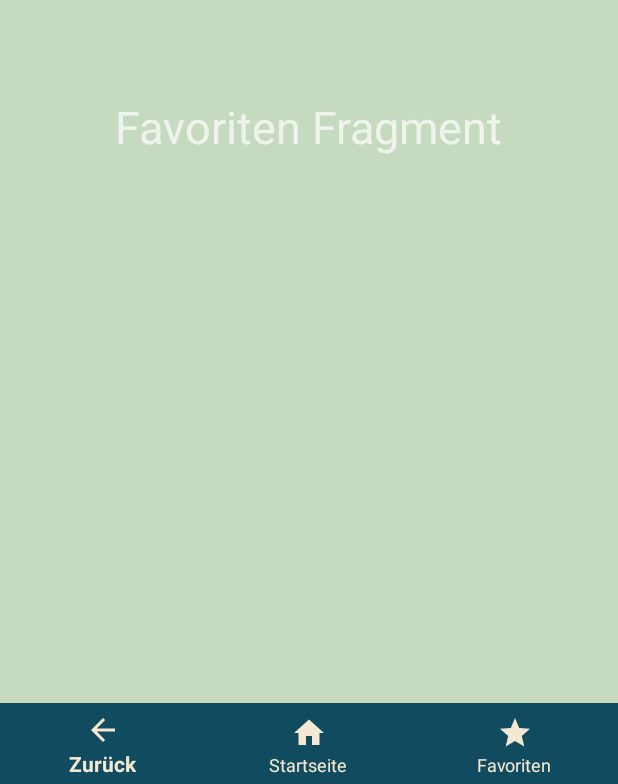
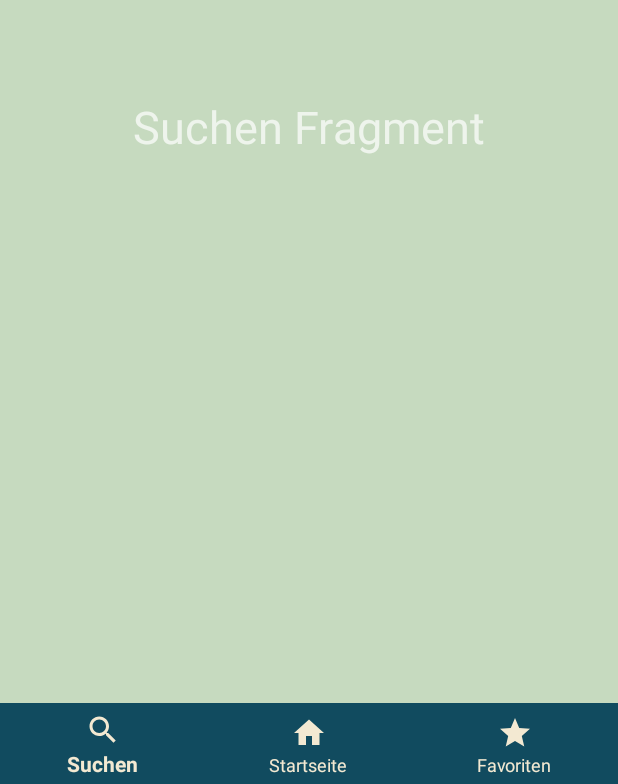
Before and after one commit to LisaEhmann/veganadvisor, an Android app: the screen it shows after launch (MainActivity), after a tap on "Suche", on a phone screen of 412 x 824 dp. Shown: the part 449-1233 px from the top of the screen. Run offline under Robolectric (Android 15) with nearby library versions, the phone set to English and light mode, and no system bars.

Commit message:
Fragment wechsel eingebaut für Suchen in der Bottem NAv bar

```diff
--- a/app/src/main/java/com/example/veganadvisor/MainActivity.java
+++ b/app/src/main/java/com/example/veganadvisor/MainActivity.java
@@ -42,6 +42,9 @@ public class MainActivity extends AppCompatActivity {
                         case R.id.nav_favoriten:
                             selectedFragment = new FavoritesFragment();
                             break;
+                        case R.id.nav_suchen:
+                            selectedFragment = new SuchenFragment();
+                            break;
                     }
                     getSupportFragmentManager().beginTransaction().replace(R.id.fragment_container,
                             selectedFragment).commit();
--- /dev/null
+++ b/app/src/main/java/com/example/veganadvisor/SuchenFragment.java
@@ -0,0 +1,18 @@
+package com.example.veganadvisor;
+
+import android.os.Bundle;
+import android.view.LayoutInflater;
+import android.view.View;
+import android.view.ViewGroup;
+
+import androidx.annotation.NonNull;
+import androidx.annotation.Nullable;
+import androidx.fragment.app.Fragment;
+
+public class SuchenFragment extends Fragment {
+    @Nullable
+    @Override
+    public View onCreateView(@NonNull LayoutInflater inflater, @Nullable ViewGroup container, @Nullable Bundle savedInstanceState) {
+        return inflater.inflate(R.layout.fragment_suchen, container, false);
+    }
+}
--- /dev/null
+++ b/app/src/main/res/layout/fragment_suchen.xml
@@ -0,0 +1,14 @@
+<?xml version="1.0" encoding="utf-8"?>
+<RelativeLayout xmlns:android="http://schemas.android.com/apk/res/android"
+    android:layout_width="match_parent"
+    android:layout_height="match_parent"
+    android:background="@color/grün_hell">
+
+    <TextView
+        android:layout_width="wrap_content"
+        android:layout_height="wrap_content"
+        android:text="Suchen Fragment"
+        android:textSize="30dp"
+        android:layout_centerInParent="true"/>
+
+</RelativeLayout>
--- a/app/src/main/res/menu/bottem_navigation.xml
+++ b/app/src/main/res/menu/bottem_navigation.xml
@@ -1,9 +1,9 @@
 <?xml version="1.0" encoding="utf-8"?>
 <menu xmlns:android="http://schemas.android.com/apk/res/android">
     <item
-        android:id="@+id/nav_back"
-        android:icon="@drawable/ic_back"
-        android:title="Zurück"/>
+        android:id="@+id/nav_suchen"
+        android:icon="@drawable/ic_search"
+        android:title="Suchen"/>
     <item
         android:id="@+id/nav_home"
         android:icon="@drawable/ic_home"
```
